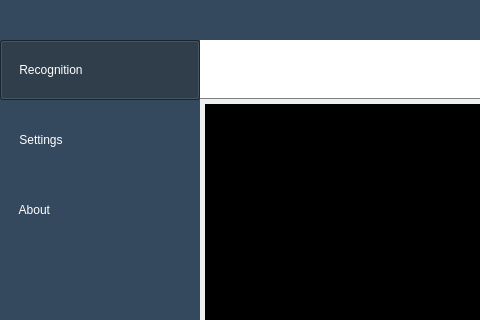
First picture: the form in Modules/UserInterface/main_window.ui, repository jjjimenez100/A-Silent-Voice, before the edit; both pictures show x 0 to 480 and y 0 to 320 of the 1000 by 700 pixel window.
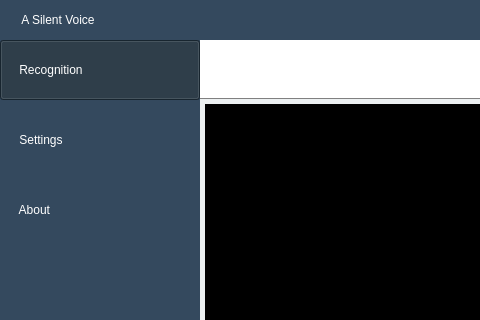
Second picture: the form after the edit. Icons and pictures are not drawn.

```diff
--- a/Modules/UserInterface/main_window.ui
+++ b/Modules/UserInterface/main_window.ui
@@ -80,6 +80,31 @@
          <property name="bottomMargin">
           <number>0</number>
          </property>
+         <item>
+          <widget class="QLabel" name="label_19">
+           <property name="styleSheet">
+            <string notr="true">padding-left: 10;</string>
+           </property>
+           <property name="text">
+            <string>&lt;html&gt;&lt;head/&gt;&lt;body&gt;&lt;p&gt;&lt;img src=&quot;:/Title Bar/Icons/app_icon.png&quot;/&gt;&lt;/p&gt;&lt;/body&gt;&lt;/html&gt;</string>
+           </property>
+          </widget>
+         </item>
+         <item>
+          <widget class="QLabel" name="label_18">
+           <property name="styleSheet">
+            <string notr="true">color: rgb(255, 255, 255);
+font: 12pt &quot;Trebuchet MS&quot;;
+padding-left: 3;</string>
+           </property>
+           <property name="text">
+            <string>&lt;html&gt;&lt;head/&gt;&lt;body&gt;&lt;p align=&quot;center&quot;&gt;A Silent Voice&lt;/p&gt;&lt;/body&gt;&lt;/html&gt;</string>
+           </property>
+           <property name="alignment">
+            <set>Qt::AlignCenter</set>
+           </property>
+          </widget>
+         </item>
          <item>
           <spacer name="horizontalSpacer_6">
            <property name="orientation">
```
